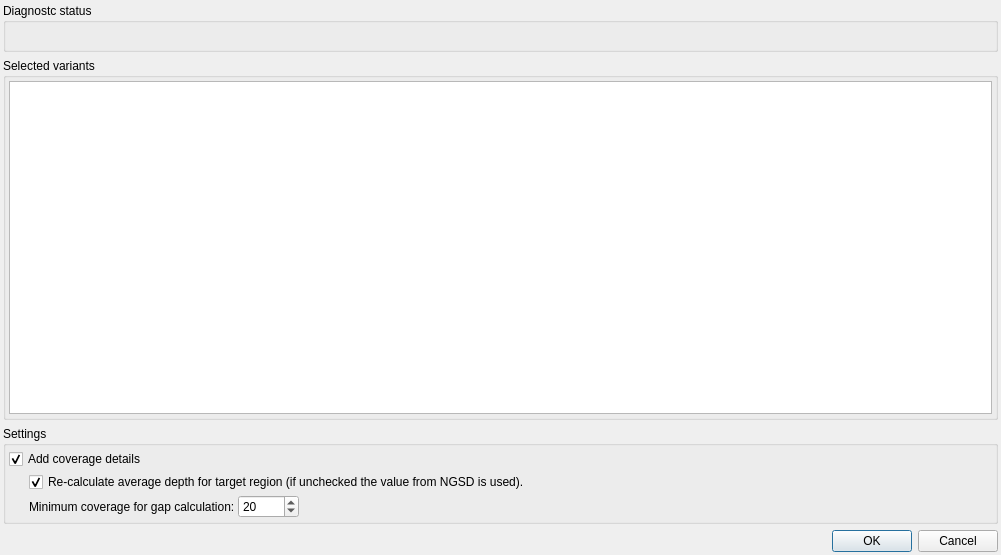
Before: the Qt Designer form src/GSvar/ReportDialog.ui in imgag/ngs-bits, drawn with Qt 5.
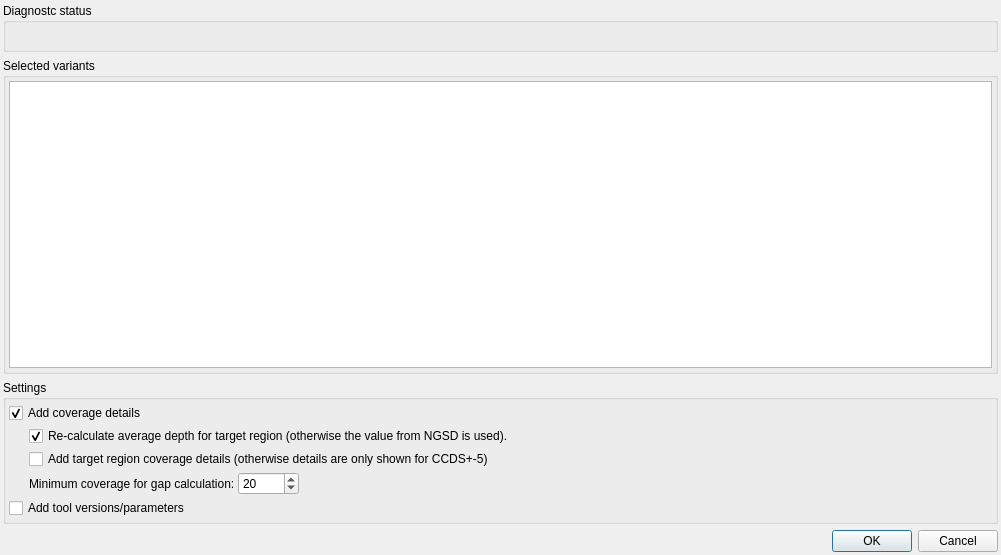
After: the same form once the commit is applied. Custom widgets are drawn as their Qt base class.

Commit message: GSvar: updated main report and gap report.

Patch:
```diff
--- a/src/GSvar/ReportDialog.ui
+++ b/src/GSvar/ReportDialog.ui
@@ -180,7 +180,7 @@
         <item>
          <widget class="QCheckBox" name="depth_calc">
           <property name="text">
-           <string>Re-calculate average depth for target region (if unchecked the value from NGSD is used).</string>
+           <string>Re-calculate average depth for target region (otherwise the value from NGSD is used).</string>
           </property>
           <property name="checked">
            <bool>true</bool>
@@ -189,6 +189,33 @@
         </item>
        </layout>
       </item>
+      <item>
+       <layout class="QHBoxLayout" name="horizontalLayout_5">
+        <item>
+         <spacer name="horizontalSpacer_6">
+          <property name="orientation">
+           <enum>Qt::Horizontal</enum>
+          </property>
+          <property name="sizeType">
+           <enum>QSizePolicy::Fixed</enum>
+          </property>
+          <property name="sizeHint" stdset="0">
+           <size>
+            <width>20</width>
+            <height>5</height>
+           </size>
+          </property>
+         </spacer>
+        </item>
+        <item>
+         <widget class="QCheckBox" name="details_cov_roi">
+          <property name="text">
+           <string>Add target region coverage details (otherwise details are only shown for CCDS+-5)</string>
+          </property>
+         </widget>
+        </item>
+       </layout>
+      </item>
       <item>
        <layout class="QHBoxLayout" name="horizontalLayout_3">
         <item>
@@ -245,6 +272,13 @@
         </item>
        </layout>
       </item>
+      <item>
+       <widget class="QCheckBox" name="tool_details">
+        <property name="text">
+         <string>Add tool versions/parameters</string>
+        </property>
+       </widget>
+      </item>
      </layout>
     </widget>
    </item>
```
The commit also changes 9 other files.
